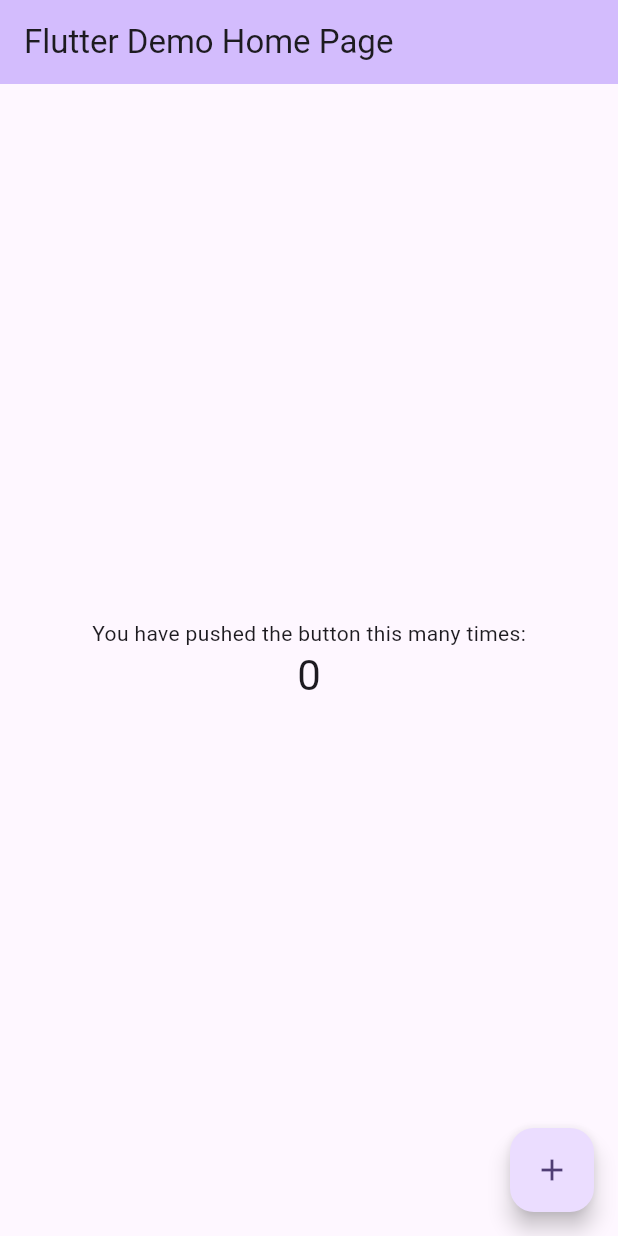
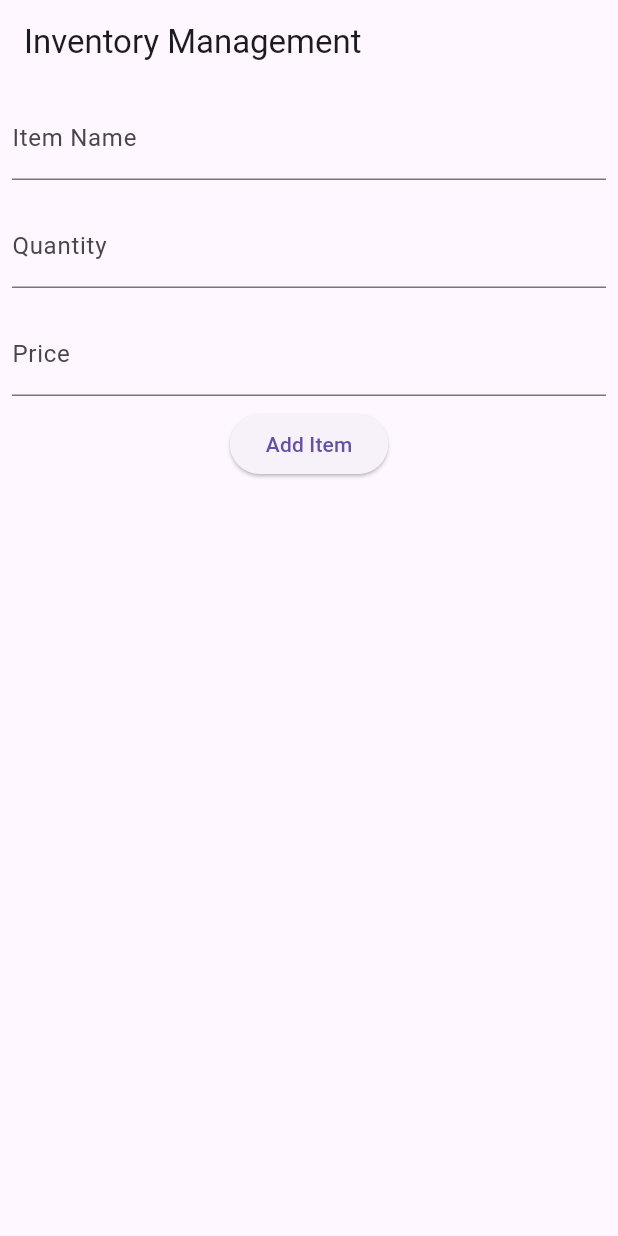
Before and after one commit to Dhruvv0203/inventory_management_app, a Flutter app: the screen it shows after launch, on a phone screen of 412 x 824 dp. Run offline on Flutter 3.47's test engine with Material 3 defaults, Android fonts, the phone set to English and light mode, and no system bars; our stand-ins replace firebase_core; accounts and stored records are empty.

```diff
--- a/lib/main.dart
+++ b/lib/main.dart
@@ -1,122 +1,149 @@
 import 'package:flutter/material.dart';
 
 void main() {
-  runApp(const MyApp());
+  runApp(MyApp());
 }
 
 class MyApp extends StatelessWidget {
-  const MyApp({super.key});
-
-  // This widget is the root of your application.
   @override
   Widget build(BuildContext context) {
     return MaterialApp(
-      title: 'Flutter Demo',
+      title: 'Inventory Management App',
       theme: ThemeData(
-        // This is the theme of your application.
-        //
-        // TRY THIS: Try running your application with "flutter run". You'll see
-        // the application has a purple toolbar. Then, without quitting the app,
-        // try changing the seedColor in the colorScheme below to Colors.green
-        // and then invoke "hot reload" (save your changes or press the "hot
-        // reload" button in a Flutter-supported IDE, or press "r" if you used
-        // the command line to start the app).
-        //
-        // Notice that the counter didn't reset back to zero; the application
-        // state is not lost during the reload. To reset the state, use hot
-        // restart instead.
-        //
-        // This works for code too, not just values: Most code changes can be
-        // tested with just a hot reload.
-        colorScheme: ColorScheme.fromSeed(seedColor: Colors.deepPurple),
+        primarySwatch: Colors.blue,
       ),
-      home: const MyHomePage(title: 'Flutter Demo Home Page'),
+      home: InventoryHomePage(),
     );
   }
 }
 
-class MyHomePage extends StatefulWidget {
-  const MyHomePage({super.key, required this.title});
-
-  // This widget is the home page of your application. It is stateful, meaning
-  // that it has a State object (defined below) that contains fields that affect
-  // how it looks.
-
-  // This class is the configuration for the state. It holds the values (in this
-  // case the title) provided by the parent (in this case the App widget) and
-  // used by the build method of the State. Fields in a Widget subclass are
-  // always marked "final".
-
-  final String title;
-
+class InventoryHomePage extends StatefulWidget {
   @override
-  State<MyHomePage> createState() => _MyHomePageState();
+  _InventoryHomePageState createState() => _InventoryHomePageState();
 }
 
-class _MyHomePageState extends State<MyHomePage> {
-  int _counter = 0;
+class _InventoryHomePageState extends State<InventoryHomePage> {
+  List<Map<String, dynamic>> _items = [];  // List to store inventory items
+  final TextEditingController _nameController = TextEditingController();
+  final TextEditingController _quantityController = TextEditingController();
+  final TextEditingController _priceController = TextEditingController();
 
-  void _incrementCounter() {
+  // Function to add an item
+  void _addItem() {
+    final name = _nameController.text;
+    final quantity = int.tryParse(_quantityController.text);
+    final price = double.tryParse(_priceController.text);
+
+    if (name.isNotEmpty && quantity != null && price != null) {
+      setState(() {
+        _items.add({
+          'name': name,
+          'quantity': quantity,
+          'price': price,
+        });
+      });
+      _nameController.clear();
+      _quantityController.clear();
+      _priceController.clear();
+    }
+  }
+
+  // Function to update an item
+  void _updateItem(int index) {
+    final name = _nameController.text;
+    final quantity = int.tryParse(_quantityController.text);
+    final price = double.tryParse(_priceController.text);
+
+    if (name.isNotEmpty && quantity != null && price != null) {
+      setState(() {
+        _items[index] = {
+          'name': name,
+          'quantity': quantity,
+          'price': price,
+        };
+      });
+      _nameController.clear();
+      _quantityController.clear();
+      _priceController.clear();
+    }
+  }
+
+  // Function to delete an item
+  void _deleteItem(int index) {
     setState(() {
-      // This call to setState tells the Flutter framework that something has
-      // changed in this State, which causes it to rerun the build method below
-      // so that the display can reflect the updated values. If we changed
-      // _counter without calling setState(), then the build method would not be
-      // called again, and so nothing would appear to happen.
-      _counter++;
+      _items.removeAt(index);
     });
   }
 
   @override
   Widget build(BuildContext context) {
-    // This method is rerun every time setState is called, for instance as done
-    // by the _incrementCounter method above.
-    //
-    // The Flutter framework has been optimized to make rerunning build methods
-    // fast, so that you can just rebuild anything that needs updating rather
-    // than having to individually change instances of widgets.
     return Scaffold(
       appBar: AppBar(
-        // TRY THIS: Try changing the color here to a specific color (to
-        // Colors.amber, perhaps?) and trigger a hot reload to see the AppBar
-        // change color while the other colors stay the same.
-        backgroundColor: Theme.of(context).colorScheme.inversePrimary,
-        // Here we take the value from the MyHomePage object that was created by
-        // the App.build method, and use it to set our appbar title.
-        title: Text(widget.title),
+        title: Text('Inventory Management'),
       ),
-      body: Center(
-        // Center is a layout widget. It takes a single child and positions it
-        // in the middle of the parent.
-        child: Column(
-          // Column is also a layout widget. It takes a list of children and
-          // arranges them vertically. By default, it sizes itself to fit its
-          // children horizontally, and tries to be as tall as its parent.
-          //
-          // Column has various properties to control how it sizes itself and
-          // how it positions its children. Here we use mainAxisAlignment to
-          // center the children vertically; the main axis here is the vertical
-          // axis because Columns are vertical (the cross axis would be
-          // horizontal).
-          //
-          // TRY THIS: Invoke "debug painting" (choose the "Toggle Debug Paint"
-          // action in the IDE, or press "p" in the console), to see the
-          // wireframe for each widget.
-          mainAxisAlignment: MainAxisAlignment.center,
-          children: <Widget>[
-            const Text('You have pushed the button this many times:'),
-            Text(
-              '$_counter',
-              style: Theme.of(context).textTheme.headlineMedium,
+      body: Column(
+        children: [
+          Padding(
+            padding: const EdgeInsets.all(8.0),
+            child: TextField(
+              controller: _nameController,
+              decoration: InputDecoration(labelText: 'Item Name'),
             ),
-          ],
-        ),
+          ),
+          Padding(
+            padding: const EdgeInsets.all(8.0),
+            child: TextField(
+              controller: _quantityController,
+              keyboardType: TextInputType.number,
+              decoration: InputDecoration(labelText: 'Quantity'),
+            ),
+          ),
+          Padding(
+            padding: const EdgeInsets.all(8.0),
+            child: TextField(
+              controller: _priceController,
+              keyboardType: TextInputType.numberWithOptions(decimal: true),
+              decoration: InputDecoration(labelText: 'Price'),
+            ),
+          ),
+          ElevatedButton(
+            onPressed: _addItem,
+            child: Text('Add Item'),
+          ),
+          Expanded(
+            child: ListView.builder(
+              itemCount: _items.length,
+              itemBuilder: (context, index) {
+                var item = _items[index];
+
+                return ListTile(
+                  title: Text(item['name']),
+                  subtitle: Text(
+                      'Quantity: ${item['quantity']}, Price: \$${item['price']}'),
+                  trailing: Row(
+                    mainAxisSize: MainAxisSize.min,
+                    children: [
+                      IconButton(
+                        icon: Icon(Icons.edit),
+                        onPressed: () {
+                          _nameController.text = item['name'];
+                          _quantityController.text = item['quantity'].toString();
+                          _priceController.text = item['price'].toString();
+                          _updateItem(index);  // Update item in list
+                        },
+                      ),
+                      IconButton(
+                        icon: Icon(Icons.delete),
+                        onPressed: () => _deleteItem(index), // Delete item
+                      ),
+                    ],
+                  ),
+                );
+              },
+            ),
+          ),
+        ],
       ),
-      floatingActionButton: FloatingActionButton(
-        onPressed: _incrementCounter,
-        tooltip: 'Increment',
-        child: const Icon(Icons.add),
-      ), // This trailing comma makes auto-formatting nicer for build methods.
     );
   }
 }
```
Also changed, not shown: pubspec.yaml (+6 -73 lines), firebase.json (added), lib/firebase_options.dart (added), pubspec.lock, 13 other files.
